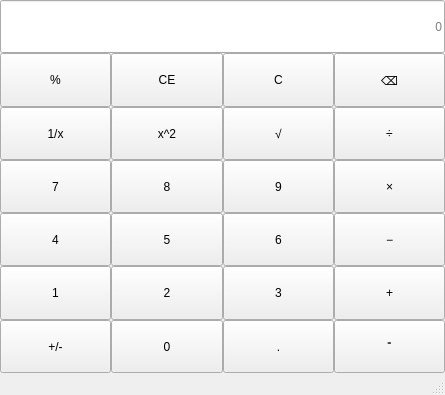
Qt form mainwindow.ui (Jinhai445/Lab1) before a commit.
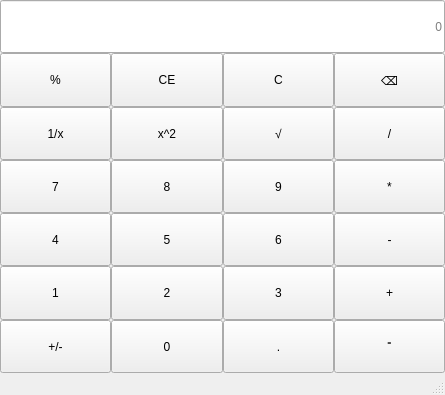
The same form after that commit.

What changed in the file:
```diff
--- a/mainwindow.ui
+++ b/mainwindow.ui
@@ -125,7 +125,7 @@
          </sizepolicy>
         </property>
         <property name="text">
-         <string>×</string>
+         <string>*</string>
         </property>
        </widget>
       </item>
@@ -190,7 +190,7 @@
          </sizepolicy>
         </property>
         <property name="text">
-         <string>÷</string>
+         <string>/</string>
         </property>
        </widget>
       </item>
@@ -255,7 +255,7 @@
          </sizepolicy>
         </property>
         <property name="text">
-         <string>−</string>
+         <string>-</string>
         </property>
        </widget>
       </item>
```
Left out of the diff: 2 changed lines with no effect on the pictures.
